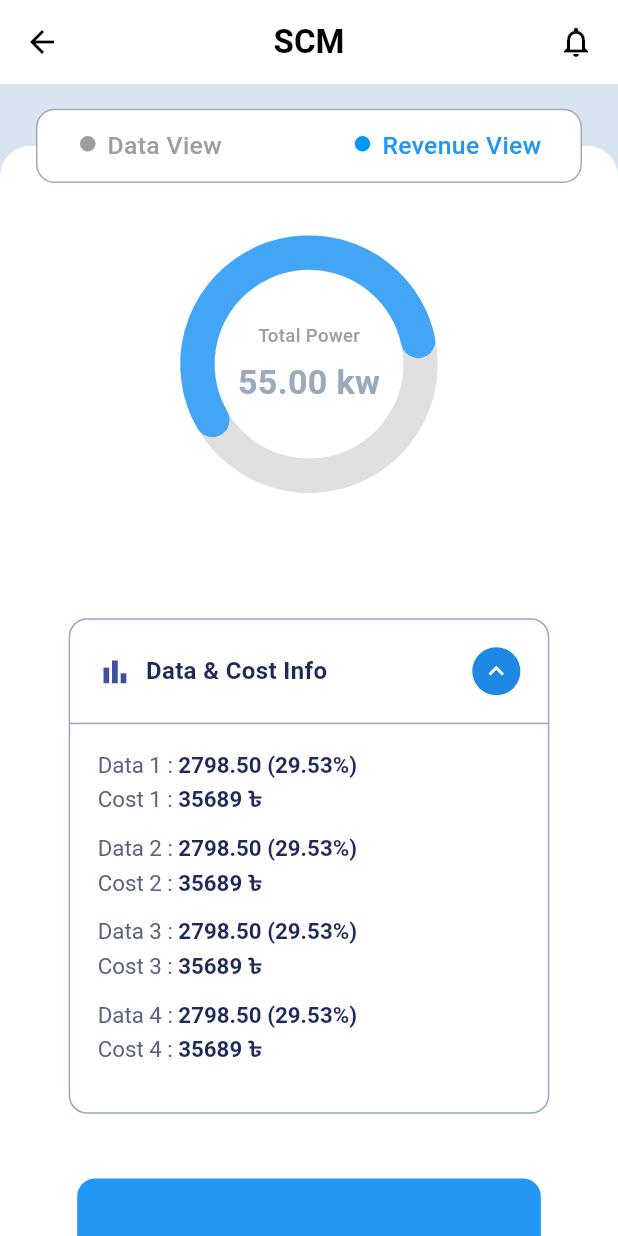
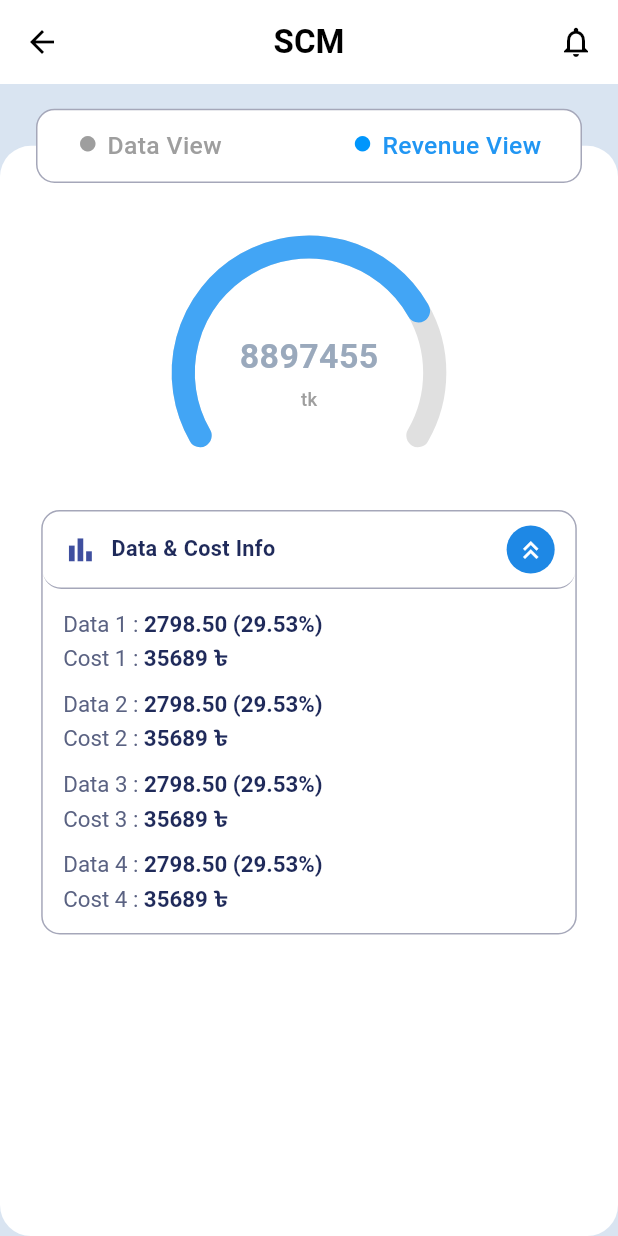
Before and after one commit to TalhaIsmail2119/scube_task_app, a Flutter app: the ScmScreen screen opened by its route, after a tap on "Custom Date Data", after a tap on "Revenue View", on a phone screen of 412 x 824 dp. Run offline on Flutter 3.47's test engine with Material 3 defaults, Android fonts, the phone set to English and light mode, and no system bars; drawn by our look-alikes of sleek_circular_slider; our stand-ins replace flutter_screenutil, gap, go_router.

Commit message:
scm screen : data view,revenue_view,today & custom data impl

```diff
--- a/lib/config/theme/app_theme.dart
+++ b/lib/config/theme/app_theme.dart
@@ -7,6 +7,7 @@ class AppTheme {
   static const Color primaryColor = Color(0xFF0096FC);
   static const Color secondaryColor = Color(0xFF43A047);
   static const Color accentColor = Color(0xFFFFC107);
+  static const Color borderColor = Color(0xFFA5A7B9);
 
   // ===== Backgrounds =====
   static const Color scaffoldBackground = Color(0xFFD9E4F1);
--- a/lib/features/data_scm/screens/scm_data_screen.dart
+++ b/lib/features/data_scm/screens/scm_data_screen.dart
@@ -1,6 +1,6 @@
 import 'package:flutter/material.dart';
 import 'package:flutter_screenutil/flutter_screenutil.dart';
-import '../widgets/circular_slider_card.dart';
+import '../widgets/scm_body_widget.dart';
 import '../widgets/data_revenue_toggle.dart';
 
 enum ScmViewType { data, revenue }
@@ -46,7 +46,7 @@ class _ScmScreenState extends State<ScmScreen> {
                   minHeight:
                   MediaQuery.of(context).size.height - kToolbarHeight - 40.h,
                 ),
-                child: CircularSliderCard(
+                child: ScmBodyWidget(
                   viewType: viewType,
                   dataRange: dataRange,
                   onRangeChanged: (v) {
--- a/lib/features/data_scm/widgets/data_cost_info_card.dart
+++ b/lib/features/data_scm/widgets/data_cost_info_card.dart
@@ -1,7 +1,9 @@
 
 import 'package:flutter/material.dart';
 import 'package:flutter_screenutil/flutter_screenutil.dart';
+import 'package:gap/gap.dart';
 
+import '../../../config/theme/app_theme.dart';
 import '../data/data_cost_item.dart';
 
 class DataCostInfoCard extends StatefulWidget {
@@ -21,7 +23,7 @@ class DataCostInfoCard extends StatefulWidget {
 class _DataCostInfoCardState extends State<DataCostInfoCard> {
   late bool _isExpanded;
 
-  static const _borderColor = Color(0xFF9AA5C4);
+  static const _borderColor = Color(0xFFA5A7B9);
 
   @override
   void initState() {
@@ -38,23 +40,23 @@ class _DataCostInfoCardState extends State<DataCostInfoCard> {
   @override
   Widget build(BuildContext context) {
     return Container(
-      margin: EdgeInsets.all(16.w),
       decoration: BoxDecoration(
+        color: Colors.white,
         borderRadius: BorderRadius.circular(12.r),
-        border: Border.all(color: _borderColor),
+        border: Border.all(color: AppTheme.borderColor),
       ),
       child: Column(
         crossAxisAlignment: CrossAxisAlignment.start,
         children: [
-          /// HEADER (no side/top borders)
           Container(
-            padding: EdgeInsets.all(16.w),
+            padding: EdgeInsets.fromLTRB(12.w, 9.h, 12.w, 9.h),
             decoration: BoxDecoration(
               border: Border(
                 bottom: _isExpanded
-                    ? const BorderSide(color: _borderColor)
+                    ? const BorderSide(color: AppTheme.borderColor)
                     : BorderSide.none,
               ),
+              borderRadius: BorderRadius.circular(12.r),
             ),
             child: Row(
               children: [
@@ -67,7 +69,7 @@ class _DataCostInfoCardState extends State<DataCostInfoCard> {
                 Text(
                   'Data & Cost Info',
                   style: TextStyle(
-                    fontSize: 14.sp,
+                    fontSize: 14.r,
                     fontWeight: FontWeight.w600,
                     color: const Color(0xFF1F2A5A),
                   ),
@@ -84,8 +86,8 @@ class _DataCostInfoCardState extends State<DataCostInfoCard> {
                     ),
                     child: Icon(
                       _isExpanded
-                          ? Icons.keyboard_arrow_up
-                          : Icons.keyboard_arrow_down,
+                          ? Icons.keyboard_double_arrow_up
+                          : Icons.keyboard_double_arrow_down,
                       color: Colors.white,
                       size: 20,
                     ),
@@ -98,13 +100,13 @@ class _DataCostInfoCardState extends State<DataCostInfoCard> {
           /// CONTENT
           if (_isExpanded)
             Padding(
-              padding: EdgeInsets.all(16.w),
+              padding: EdgeInsets.fromLTRB(12.w, 14.h, 12.w, 1.h),
               child: Column(
                 crossAxisAlignment: CrossAxisAlignment.start,
                 children: widget.items
                     .map(
                       (item) => Padding(
-                    padding: EdgeInsets.only(bottom: 14.h),
+                    padding: EdgeInsets.only(bottom: 12.h),
                     child: Column(
                       crossAxisAlignment: CrossAxisAlignment.start,
                       children: [
@@ -127,7 +129,7 @@ class _DataCostInfoCardState extends State<DataCostInfoCard> {
                             ],
                           ),
                         ),
-                        SizedBox(height: 4.h),
+                        Gap(4.h),
                         RichText(
                           text: TextSpan(
                             style: TextStyle(
--- /dev/null
+++ b/lib/features/data_scm/widgets/date_search_row.dart
@@ -0,0 +1,80 @@
+import 'package:flutter/material.dart';
+import 'package:flutter_screenutil/flutter_screenutil.dart';
+import 'package:gap/gap.dart';
+
+class DateSearchRow extends StatelessWidget {
+  const DateSearchRow({super.key});
+
+  Widget _dateField({
+    required String hint,
+  }) {
+    return Expanded(
+      child: Container(
+        height: 36.h,
+        width: 127.w,
+        padding: EdgeInsets.symmetric(horizontal: 12.w),
+        decoration: BoxDecoration(
+          borderRadius: BorderRadius.circular(6.r),
+          border: Border.all(
+            color: const Color(0xFFA5A7B9),
+            width: 1,
+          ),
+        ),
+        child: Row(
+          children: [
+            Expanded(
+              child: Text(
+                hint,
+                style: TextStyle(
+                  fontSize: 12.r,
+                  fontWeight: FontWeight.w400,
+                  color: const Color(0xFF646984),
+                ),
+              ),
+            ),
+            Icon(
+              Icons.calendar_today_outlined,
+              size: 18.r,
+              color: const Color(0xFF646984),
+            ),
+          ],
+        ),
+      ),
+    );
+  }
+
+  @override
+  Widget build(BuildContext context) {
+    return Padding(
+      padding: EdgeInsets.all(6.w),
+      child: Row(
+        children: [
+          /// From Date
+          _dateField(hint: 'From Date'),
+          Gap(4.w),
+          /// To Date
+          _dateField(hint: 'To Date'),
+          Gap(4.w),
+          /// Search Button
+          Container(
+            height: 36.h,
+            width: 34.w,
+            decoration: BoxDecoration(
+              borderRadius: BorderRadius.circular(8.r),
+              border: Border.all(
+                color: const Color(0xFF0096FC),
+                width: 1.5,
+              ),
+            ),
+            alignment: Alignment.center,
+            child: Icon(
+              Icons.search,
+              size: 22.sp,
+              color: const Color(0xFF0096FC),
+            ),
+          ),
+        ],
+      ),
+    );
+  }
+}
--- a/lib/features/data_scm/widgets/energy_charts_card.dart
+++ b/lib/features/data_scm/widgets/energy_charts_card.dart
@@ -20,7 +20,7 @@ class EnergyChartCard extends StatelessWidget {
   @override
   Widget build(BuildContext context) {
     return Container(
-      padding: EdgeInsets.fromLTRB(8.w, 20.h, 8.w, 8.h),
+      padding: EdgeInsets.fromLTRB(8.w, 20.h, 8.w, 0.h),
       decoration: BoxDecoration(
         color: Colors.white,
         borderRadius: BorderRadius.circular(10.r),
@@ -51,9 +51,7 @@ class EnergyChartCard extends StatelessWidget {
             ],
           ),
           Gap(20.h),
-
-          /// Data Items
-          ...items.map((item) => EnergyDataRow(item: item),),
+          ...items.map((item) => EnergyDataRow(item: item)),
         ],
       ),
     );
@@ -68,10 +66,12 @@ class EnergyDataRow extends StatelessWidget {
   @override
   Widget build(BuildContext context) {
     return Container(
-      margin:  EdgeInsets.only(bottom: 10.h),
-      padding: const EdgeInsets.all(12),
+      width: 296.w,
+      height: 42.h,
+      margin: EdgeInsets.only(bottom: 8.h),
+      padding:  EdgeInsets.fromLTRB(4.w, 4.h, 12.w, 0.h),
       decoration: BoxDecoration(
-        borderRadius: BorderRadius.circular(10),
+        borderRadius: BorderRadius.circular(6.r),
         border: Border.all(color: Color(0xFFB6B8D0)), // testing purpose
       ),
       child: Row(
@@ -80,42 +80,78 @@ class EnergyDataRow extends StatelessWidget {
           Column(
             children: [
               Container(
-                width: 10.w,
-                height: 10.h,
-                margin: const EdgeInsets.only(top: 4),
+                width: 8.w,
+                height: 8.h,
+                margin:  EdgeInsets.only(top: 4.h),
                 decoration: BoxDecoration(
                   color: item.color,
                   shape: BoxShape.circle,
                 ),
               ),
-
-              const SizedBox(width: 8),
-
+              Gap(2.h),
               Text(
                 item.title,
-                style: const TextStyle(fontWeight: FontWeight.w600),
+                style: TextStyle(
+                  fontWeight: FontWeight.w600,
+                  fontSize: 12.r,
+                  color: Color(0xFF04063E),
+                ),
               ),
-
-              const SizedBox(width: 8),
+              Gap(6.h),
             ],
           ),
-
-          const SizedBox(width: 8),
-
-          /// VERTICAL DIVIDER
+          Gap(8.w),
           Container(width: 1, height: 40, color: Colors.grey.shade300),
-
-          const SizedBox(width: 10),
-
+          Gap(10.w),
           Column(
             crossAxisAlignment: CrossAxisAlignment.start,
             children: [
-              Text(
-                'Data : ${item.dataValue} (${item.percentage})',
-                style: const TextStyle(fontSize: 12),
+              Text.rich(
+                TextSpan(
+                  children: [
+                    TextSpan(
+                      text: 'Data    : ',
+                      style: TextStyle(
+                        fontSize: 12.r,
+                        color: Color(0xFF646984),
+                        fontWeight: FontWeight.w400,
+                      ),
+                    ),
+                    TextSpan(
+                      text: '${item.dataValue} (${item.percentage})',
+                      style: TextStyle(
+                        fontSize: 12.r,
+                        color: Color(0xFF04063E),
+                        fontWeight: FontWeight.w600,
+                      ),
+                    ),
+                  ],
+                ),
               ),
               const SizedBox(height: 4),
-              Text('Cost : ${item.cost}', style: const TextStyle(fontSize: 12)),
+              Text.rich(
+                TextSpan(
+                  children: [
+                    TextSpan(
+                      text: 'Cost    : ',
+                      style: TextStyle(
+                        fontSize: 12.r,
+                        color: Color(0xFF646984),
+                        fontWeight: FontWeight.w400,
+                      ),
+                    ),
+                    TextSpan(
+                      text: '${item.cost}',
+                      style: TextStyle(
+                        fontSize: 12.r,
+                        color: Color(0xFF04063E),
+                        fontWeight: FontWeight.w600,
+                      ),
+                    ),
+                  ],
+                ),
+              ),
+
             ],
           ),
         ],
--- a/lib/features/data_scm/widgets/power_indicator.dart
+++ b/lib/features/data_scm/widgets/power_indicator.dart
@@ -1,3 +1,88 @@
+// import 'package:flutter/material.dart';
+// import 'package:flutter_screenutil/flutter_screenutil.dart';
+// import 'package:gap/gap.dart';
+// import 'package:sleek_circular_slider/sleek_circular_slider.dart';
+//
+// class PowerIndicator extends StatelessWidget {
+//   const PowerIndicator({
+//     super.key,
+//     required this.powerValue,
+//     this.min = 0,
+//     this.max = 100,
+//     this.onChanged,
+//   });
+//
+//   final double powerValue;
+//   final double min;
+//   final double max;
+//   final ValueChanged<double>? onChanged;
+//
+//   @override
+//   Widget build(BuildContext context) {
+//     return SleekCircularSlider(
+//       appearance: CircularSliderAppearance(
+//         size: 150.w,
+//         startAngle: 150,
+//         angleRange: 240,
+//         customWidths: CustomSliderWidths(
+//           trackWidth: 20.w,
+//           progressBarWidth: 20.w,
+//           handlerSize: 0,
+//         ),
+//         customColors: CustomSliderColors(
+//           trackColor: const Color(0xFFE0E0E0),
+//           progressBarColor: const Color(0xFF42A5F5),
+//           dotColor: Colors.transparent,
+//           hideShadow: true,
+//         ),
+//         infoProperties: InfoProperties(modifier: (_) => ''),
+//       ),
+//       min: min,
+//       max: max,
+//       initialValue: powerValue,
+//       onChange: onChanged,
+//       innerWidget: (value) => _CenterContent(value: value),
+//     );
+//   }
+// }
+//
+// class _CenterContent extends StatelessWidget {
+//   const _CenterContent({required this.value});
+//
+//   final double value;
+//
+//   @override
+//   Widget build(BuildContext context) {
+//     return Column(
+//       mainAxisAlignment: MainAxisAlignment.center,
+//       children: [
+//
+//
+//         Text(
+//           '${value.toStringAsFixed(2)} kw',
+//           style: TextStyle(
+//             fontSize: 22.r,
+//             fontWeight: FontWeight.w700,
+//           ),
+//         ),
+//         Gap(6.h),
+//         Text(
+//           'Total Power',
+//           style: TextStyle(
+//             fontSize: 12.r,
+//             color: Colors.grey,
+//             fontWeight: FontWeight.w500,
+//           ),
+//         ),
+//       ],
+//     );
+//   }
+// }
+
+
+
+
+import 'package:flutter/cupertino.dart';
 import 'package:flutter/material.dart';
 import 'package:flutter_screenutil/flutter_screenutil.dart';
 import 'package:gap/gap.dart';
@@ -7,26 +92,35 @@ class PowerIndicator extends StatelessWidget {
   const PowerIndicator({
     super.key,
     required this.powerValue,
+    required this.centerValue,
+    required this.unitText,
+    required this.startAngle,
     this.min = 0,
     this.max = 100,
+    this.angleRange = 240,
     this.onChanged,
   });
 
   final double powerValue;
   final double min;
   final double max;
+  final double angleRange;
+  final double startAngle;
+  final String centerValue;
+  final String unitText;
+
   final ValueChanged<double>? onChanged;
 
   @override
   Widget build(BuildContext context) {
     return SleekCircularSlider(
       appearance: CircularSliderAppearance(
-        size: 150.w,
-        startAngle: 150,
-        angleRange: 360,
+        size: 160.w,
+        startAngle: startAngle,
+        angleRange: angleRange,
         customWidths: CustomSliderWidths(
-          trackWidth: 20.w,
-          progressBarWidth: 20.w,
+          trackWidth: 15.r,
+          progressBarWidth: 15.r,
           handlerSize: 0,
         ),
         customColors: CustomSliderColors(
@@ -41,15 +135,22 @@ class PowerIndicator extends StatelessWidget {
       max: max,
       initialValue: powerValue,
       onChange: onChanged,
-      innerWidget: (value) => _CenterContent(value: value),
+      innerWidget: (_) => _CenterContent(
+        value: centerValue,
+        unit: unitText,
+      ),
     );
   }
 }
 
 class _CenterContent extends StatelessWidget {
-  const _CenterContent({required this.value});
+  const _CenterContent({
+    required this.value,
+    required this.unit,
+  });
 
-  final double value;
+  final String value;
+  final String unit;
 
   @override
   Widget build(BuildContext context) {
@@ -57,21 +158,21 @@ class _CenterContent extends StatelessWidget {
       mainAxisAlignment: MainAxisAlignment.center,
       children: [
         Text(
-          'Total Power',
+          value,
+          style: TextStyle(
+            fontSize: 22.r,
+            fontWeight: FontWeight.w700,
+          ),
+        ),
+        Gap(4.h),
+        Text(
+          unit,
           style: TextStyle(
             fontSize: 12.r,
             color: Colors.grey,
             fontWeight: FontWeight.w500,
           ),
         ),
-        Gap(6.h),
-        Text(
-          '${value.toStringAsFixed(2)} kw',
-          style: TextStyle(
-            fontSize: 22.r,
-            fontWeight: FontWeight.w700,
-          ),
-        ),
       ],
     );
   }
--- a/lib/features/data_scm/widgets/circular_slider_card.dart
+++ b/lib/features/data_scm/widgets/scm_body_widget.dart
@@ -7,47 +7,62 @@ import '../data/data_cost_item.dart';
 import '../data/enerfy_data_items.dart';
 import '../screens/scm_data_screen.dart';
 import 'data_cost_info_card.dart';
+import 'date_search_row.dart';
 
-
-class CircularSliderCard extends StatefulWidget {
+class ScmBodyWidget extends StatefulWidget {
   final ScmViewType viewType;
   final DataRangeType dataRange;
   final ValueChanged<DataRangeType> onRangeChanged;
 
-  const CircularSliderCard({
+  const ScmBodyWidget({
     required this.viewType,
     required this.dataRange,
     required this.onRangeChanged,
   });
 
   @override
-  State<CircularSliderCard> createState() => _CircularSliderCardState();
+  State<ScmBodyWidget> createState() => _ScmBodyWidgetState();
 }
 
-class _CircularSliderCardState extends State<CircularSliderCard> {
-  double powerPercent = 55.00;
+class _ScmBodyWidgetState extends State<ScmBodyWidget> {
+  double dataPercent = 55.00;
+  double customDataPercent = 57.00;
+  double revenueAmount = 8897455.00;
 
   @override
   Widget build(BuildContext context) {
+    final isToday = widget.dataRange == DataRangeType.today;
     return Container(
-      padding:EdgeInsets.only(left: 24.w,top: 58.h,right: 24.w),
+      padding: EdgeInsets.only(left: 24.w, top: 58.h, right: 24.w),
       decoration: BoxDecoration(
         color: Colors.white,
         borderRadius: BorderRadius.circular(20.r),
       ),
       child: Column(
         children: [
-          PowerIndicator(
-            powerValue: powerPercent,
-            onChanged: (value) {
-              setState(() => powerPercent = value);
-            },
-          ),
-          Gap(40.h),
 
           if (widget.viewType == ScmViewType.data) ...[
+            PowerIndicator(
+              powerValue: isToday ? dataPercent : customDataPercent,
+              min: 0,
+              max: 90,
+              angleRange: 240,
+              startAngle: 150,
+              centerValue: (isToday ? dataPercent : customDataPercent)
+                  .toStringAsFixed(2),
+              unitText: 'kWh/Sqft',
+              onChanged: (value) {
+                setState(() {
+                  if (isToday) {
+                    dataPercent = value;
+                  } else {
+                    customDataPercent = value;
+                  }
+                });
+              },
+            ),
             Padding(
-              padding:  EdgeInsets.only(left: 32.w,right:34.w ),
+              padding: EdgeInsets.only(left: 32.w, right: 34.w),
               child: Row(
                 mainAxisAlignment: MainAxisAlignment.spaceAround,
                 children: [
@@ -73,7 +88,6 @@ class _CircularSliderCardState extends State<CircularSliderCard> {
                                 ? FontWeight.w600
                                 : FontWeight.w400,
                             fontSize: 14.r,
-
                           ),
                         ),
                       ],
@@ -106,35 +120,23 @@ class _CircularSliderCardState extends State<CircularSliderCard> {
                       ],
                     ),
                   ),
-
                 ],
               ),
             ),
-            Gap(20.h),
+            isToday? Gap(20.h) : Gap(8.h),
 
             // Custom Date Data -- Search Row
             if (widget.dataRange == DataRangeType.custom) ...[
-              const SizedBox(height: 16),
-              Container(
-                height: 120,
-                width: double.infinity,
-                margin:
-                const EdgeInsets.symmetric(horizontal: 24),
-                decoration: BoxDecoration(
-                  color: Colors.red,
-                  borderRadius: BorderRadius.circular(12),
-                ),
-              ),
+              DateSearchRow(),
+              Gap(6.h),
             ],
-            Gap(20.h),
-
             EnergyChartCard(
               chartTitle: 'Energy Chart',
               powerValue: '5.53',
               items: const [
                 EnergyDataItem(
                   title: 'Data A',
-                  color: Colors.red,
+                  color: Colors.blue,
                   dataValue: '2798.50',
                   percentage: '29.53%',
                   cost: '35689 ৳',
@@ -148,7 +150,7 @@ class _CircularSliderCardState extends State<CircularSliderCard> {
                 ),
                 EnergyDataItem(
                   title: 'Data C',
-                  color: Colors.purple,
+                  color: Colors.deepPurple,
                   dataValue: '6598.36',
                   percentage: '38.90%',
                   cost: '5698756 ৳',
@@ -163,9 +165,9 @@ class _CircularSliderCardState extends State<CircularSliderCard> {
               ],
             ),
 
-            /// Custom Data Data Enable Section
+            /// ---------------- Custom Date Data  Section ----------------
             if (widget.dataRange == DataRangeType.custom) ...[
-              Gap(20.h),
+              Gap(12.h),
               EnergyChartCard(
                 chartTitle: 'Energy Chart',
                 powerValue: '5.53',
@@ -200,12 +202,27 @@ class _CircularSliderCardState extends State<CircularSliderCard> {
                   ),
                 ],
               ),
+              Gap(50.h),
             ],
           ]
 
           /// ---------------- Revenue View ---------------------------
           else ...[
-            const SizedBox(height: 24),
+            PowerIndicator(
+              powerValue: revenueAmount,
+              min: 1000000,
+              max: 11500000,
+              angleRange: 240,
+              startAngle: 150,
+              centerValue: revenueAmount.round().toString(),
+              unitText: 'tk',
+              onChanged: (value) {
+                setState(() {
+                  revenueAmount = value;
+                });
+              },
+            ),
+            // const SizedBox(height: 24),
             DataCostInfoCard(
               items: [
                 DataCostItem(
@@ -238,17 +255,6 @@ class _CircularSliderCardState extends State<CircularSliderCard> {
                 ),
               ],
             ),
-            Gap(24.h),
-            Container(
-              height: 160.h,
-              width: double.infinity,
-              margin:
-              const EdgeInsets.symmetric(horizontal: 24),
-              decoration: BoxDecoration(
-                color: Colors.blue,
-                borderRadius: BorderRadius.circular(12),
-              ),
-            ),
           ],
         ],
       ),
```
